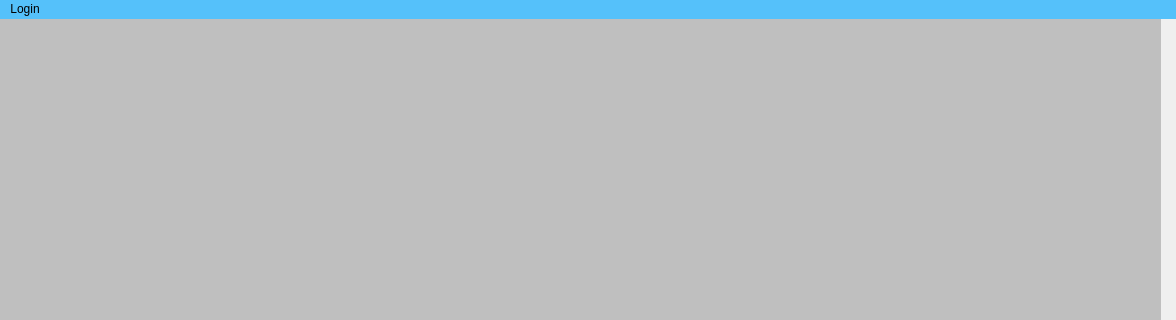
Old version of the form src/000_mdi.ui in the repository rvqzs/tresPatitos; both pictures show x 0 to 1176 and y 0 to 320 of the 1176 by 674 pixel window.
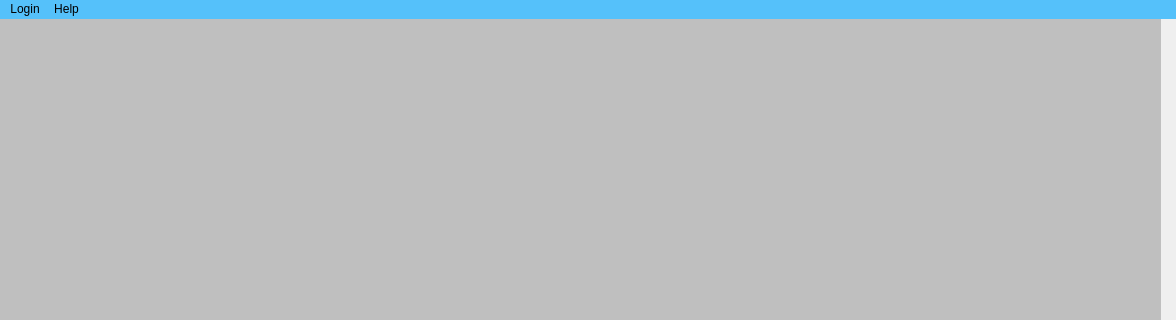
New version of the form. Icons and pictures are not drawn.

Commit message: IT Support Link

The edit to the form file:
```diff
--- a/src/000_mdi.ui
+++ b/src/000_mdi.ui
@@ -173,7 +173,7 @@
      <bool>false</bool>
     </property>
     <property name="title">
-     <string/>
+     <string>Help</string>
     </property>
     <property name="icon">
      <iconset>
```
Left out of the diff: 10 changed lines with no effect on the pictures. The commit also changes 1 other file.
